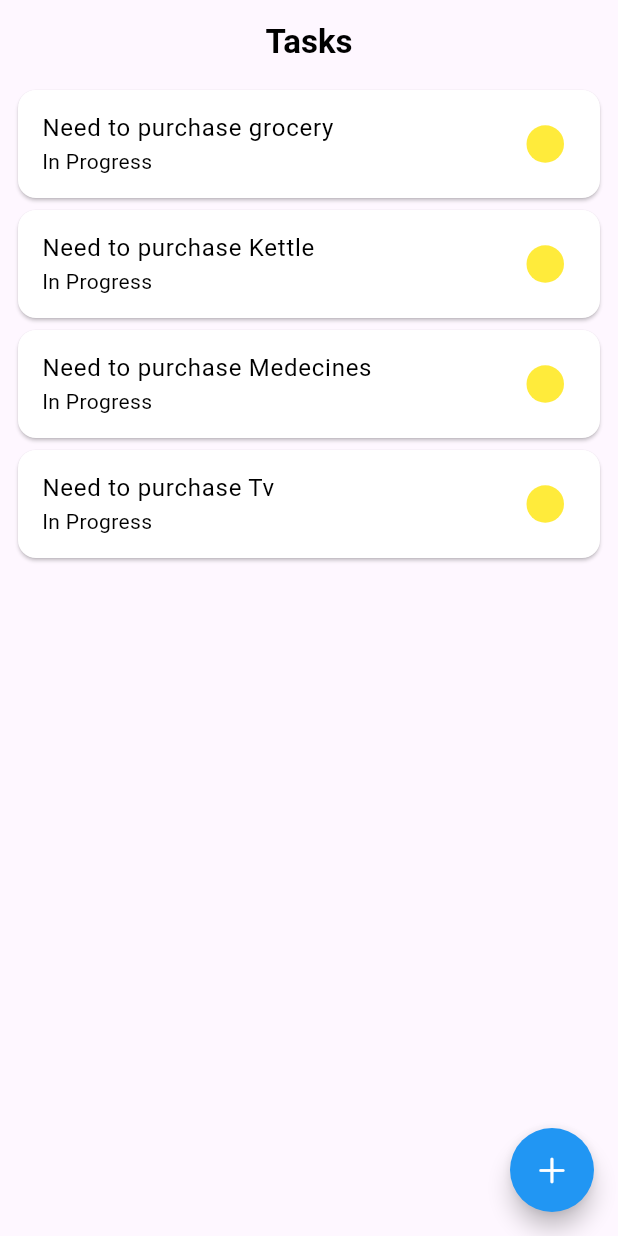
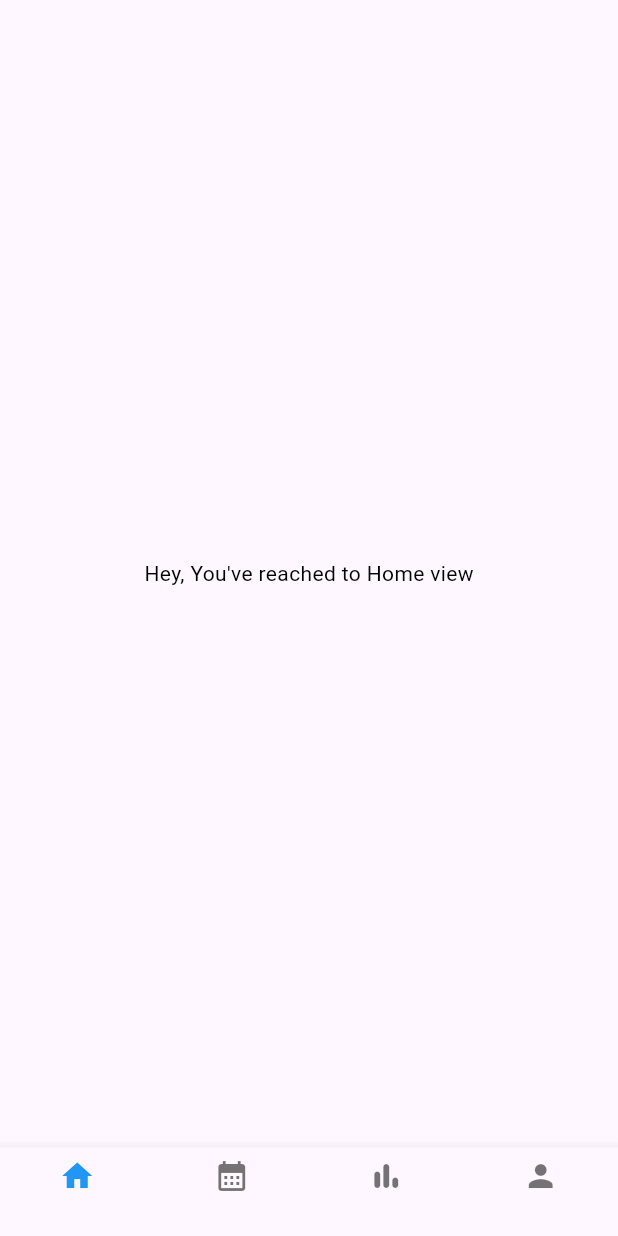
Before and after one commit to Pawan89844/Todo, a Flutter app: the screen it shows after launch, on a phone screen of 412 x 824 dp. Run offline on Flutter 3.47's test engine with Material 3 defaults, Android fonts, the phone set to English and light mode, and no system bars; our stand-ins replace yaml.

Commit message:
Bottom Navigation Bar added and Configured

```diff
--- /dev/null
+++ b/lib/module/account/view/account_view.dart
@@ -0,0 +1,14 @@
+import 'package:flutter/material.dart';
+
+class AccountView extends StatelessWidget {
+  const AccountView({super.key});
+
+  @override
+  Widget build(BuildContext context) {
+    return const Scaffold(
+      body: Center(
+        child: Text('Hey, You\'ve reached to Account View'),
+      ),
+    );
+  }
+}
--- /dev/null
+++ b/lib/module/home/app_navbar.dart
@@ -0,0 +1,39 @@
+import 'package:flutter/foundation.dart';
+import 'package:flutter/material.dart';
+import 'package:provider/provider.dart';
+import 'package:todo/module/home/model/app_navbar_model.dart';
+import 'package:todo/module/home/view%20model/app_navbar_view_model.dart';
+import 'package:todo/module/task/view/add_task.dart';
+
+class AppNavBar extends StatefulWidget {
+  const AppNavBar({super.key});
+
+  @override
+  State<AppNavBar> createState() => _AppNavBarState();
+}
+
+class _AppNavBarState extends State<AppNavBar> {
+  @override
+  Widget build(BuildContext context) {
+    return ChangeNotifierProvider.value(
+      value: AppNavBarViewModel(),
+      child: Consumer<AppNavBarViewModel>(builder: (context, nav, ___) {
+        return Scaffold(
+          body: AppNavBarModel.pages.elementAt(nav.currentIndex).page,
+          bottomNavigationBar: BottomNavigationBar(
+              selectedItemColor: Colors.blue,
+              currentIndex: nav.currentIndex,
+              onTap: (value) => nav.changeIndex(value),
+              items: AppNavBarModel.items,
+              type: BottomNavigationBarType.fixed),
+          // floatingActionButton: FloatingActionButton(
+          //   onPressed: () => Navigator.push(context, AddTask.page),
+          //   shape: const CircleBorder(),
+          //   backgroundColor: Colors.blue,
+          //   child: const Icon(Icons.add, color: Colors.white),
+          // ),
+        );
+      }),
+    );
+  }
+}
--- /dev/null
+++ b/lib/module/home/model/app_navbar_model.dart
@@ -0,0 +1,32 @@
+import 'package:flutter/material.dart';
+import 'package:todo/module/account/view/account_view.dart';
+import 'package:todo/module/home/view/home_view.dart';
+import 'package:todo/module/progress/view/progress_view.dart';
+import 'package:todo/module/task/view/task_view.dart';
+
+class AppNavBarModel {
+  final Icon icon;
+  final String label;
+
+  AppNavBarModel(this.icon, this.label);
+
+  static List<AppNavPages> pages = [
+    AppNavPages(0, const HomeView()),
+    AppNavPages(1, const TaskView()),
+    AppNavPages(2, const ProgressView()),
+    AppNavPages(3, const AccountView()),
+  ];
+  static const List<BottomNavigationBarItem> items = <BottomNavigationBarItem>[
+    BottomNavigationBarItem(icon: Icon(Icons.home), label: ''),
+    BottomNavigationBarItem(icon: Icon(Icons.calendar_month), label: ''),
+    BottomNavigationBarItem(icon: Icon(Icons.bar_chart_rounded), label: ''),
+    BottomNavigationBarItem(icon: Icon(Icons.person), label: ''),
+  ];
+}
+
+class AppNavPages {
+  final int pageId;
+  final Widget page;
+
+  AppNavPages(this.pageId, this.page);
+}
--- /dev/null
+++ b/lib/module/home/view model/app_navbar_view_model.dart
@@ -0,0 +1,10 @@
+import 'package:flutter/foundation.dart';
+
+class AppNavBarViewModel extends ChangeNotifier {
+  int currentIndex = 0;
+
+  void changeIndex(int selectedIndex) {
+    currentIndex = selectedIndex;
+    notifyListeners();
+  }
+}
--- /dev/null
+++ b/lib/module/home/view/home_view.dart
@@ -0,0 +1,15 @@
+import 'package:flutter/material.dart';
+import 'package:todo/widgets/text/app_text.dart';
+
+class HomeView extends StatelessWidget {
+  const HomeView({super.key});
+
+  @override
+  Widget build(BuildContext context) {
+    return const Scaffold(
+      body: Center(
+        child: AppText('Hey, You\'ve reached to Home view'),
+      ),
+    );
+  }
+}
--- /dev/null
+++ b/lib/module/progress/view/progress_view.dart
@@ -0,0 +1,15 @@
+import 'package:flutter/foundation.dart';
+import 'package:flutter/material.dart';
+
+class ProgressView extends StatelessWidget {
+  const ProgressView({super.key});
+
+  @override
+  Widget build(BuildContext context) {
+    return const Scaffold(
+      body: Center(
+        child: Text('Hey, You\'ve reached to Progress View'),
+      ),
+    );
+  }
+}
--- a/lib/todo.dart
+++ b/lib/todo.dart
@@ -1,4 +1,5 @@
 import 'package:flutter/material.dart';
+import 'package:todo/module/home/app_navbar.dart';
 import 'package:todo/module/task/view/add_task.dart';
 import 'package:todo/module/task/view/task_view.dart';
 
@@ -13,7 +14,7 @@ class Todo extends StatelessWidget {
         colorScheme: ColorScheme.fromSeed(seedColor: Colors.deepPurple),
         useMaterial3: true,
       ),
-      home: TaskView(),
+      home: AppNavBar(),
     );
   }
 }
```
